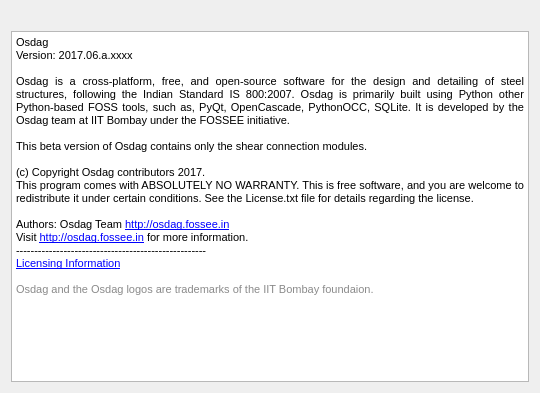
Qt form Connections/Shear/Finplate/ui_about_osdag.ui (GreatDevelopers/osdag-core) before a commit.
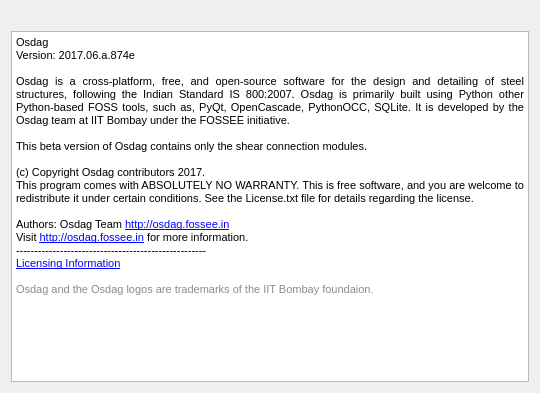
The same form after that commit. Icons and pictures are not drawn.

Commit message: add version of Osdag in help_menu

Diff of the .ui file:
```diff
--- a/Connections/Shear/Finplate/ui_about_osdag.ui
+++ b/Connections/Shear/Finplate/ui_about_osdag.ui
@@ -35,9 +35,9 @@
       <string>&lt;!DOCTYPE HTML PUBLIC &quot;-//W3C//DTD HTML 4.0//EN&quot; &quot;http://www.w3.org/TR/REC-html40/strict.dtd&quot;&gt;
 &lt;html&gt;&lt;head&gt;&lt;meta name=&quot;qrichtext&quot; content=&quot;1&quot; /&gt;&lt;style type=&quot;text/css&quot;&gt;
 p, li { white-space: pre-wrap; }
-&lt;/style&gt;&lt;/head&gt;&lt;body style=&quot; font-family:'Arial'; font-size:7.8pt; font-weight:400; font-style:normal;&quot;&gt;
+&lt;/style&gt;&lt;/head&gt;&lt;body style=&quot; font-family:'Arial'; font-size:9pt; font-weight:400; font-style:normal;&quot;&gt;
 &lt;p style=&quot; margin-top:0px; margin-bottom:0px; margin-left:0px; margin-right:0px; -qt-block-indent:0; text-indent:0px;&quot;&gt;&lt;span style=&quot; font-family:'monospace, monospace'; font-size:8pt;&quot;&gt;Osdag &lt;/span&gt;&lt;/p&gt;
-&lt;p align=&quot;justify&quot; style=&quot; margin-top:0px; margin-bottom:0px; margin-left:0px; margin-right:0px; -qt-block-indent:0; text-indent:0px;&quot;&gt;&lt;span style=&quot; font-family:'MS Shell Dlg 2'; font-size:8pt;&quot;&gt;Version: 2017.06.a.xxxx&lt;/span&gt;&lt;/p&gt;
+&lt;p align=&quot;justify&quot; style=&quot; margin-top:0px; margin-bottom:0px; margin-left:0px; margin-right:0px; -qt-block-indent:0; text-indent:0px;&quot;&gt;&lt;span style=&quot; font-family:'MS Shell Dlg 2'; font-size:8pt;&quot;&gt;Version: 2017.06.a.874e&lt;/span&gt;&lt;/p&gt;
 &lt;p align=&quot;justify&quot; style=&quot;-qt-paragraph-type:empty; margin-top:0px; margin-bottom:0px; margin-left:0px; margin-right:0px; -qt-block-indent:0; text-indent:0px; font-family:'MS Shell Dlg 2'; font-size:8pt;&quot;&gt;&lt;br /&gt;&lt;/p&gt;
 &lt;p align=&quot;justify&quot; style=&quot; margin-top:0px; margin-bottom:0px; margin-left:0px; margin-right:0px; -qt-block-indent:0; text-indent:0px;&quot;&gt;&lt;span style=&quot; font-family:'monospace, monospace'; font-size:8pt;&quot;&gt;Osdag is a cross-platform, free, and open-source software for the design and detailing of steel structures, following the Indian Standard IS 800:2007. Osdag is primarily built using Python other Python-based FOSS tools, such as, PyQt, OpenCascade, PythonOCC, SQLite. It is developed by the Osdag team at IIT Bombay under the FOSSEE initiative. &lt;/span&gt;&lt;/p&gt;
 &lt;p align=&quot;justify&quot; style=&quot;-qt-paragraph-type:empty; margin-top:0px; margin-bottom:0px; margin-left:0px; margin-right:0px; -qt-block-indent:0; text-indent:0px; font-family:'MS Shell Dlg 2'; font-size:8pt;&quot;&gt;&lt;br /&gt;&lt;/p&gt;
```
The commit also changes 9 other files.
